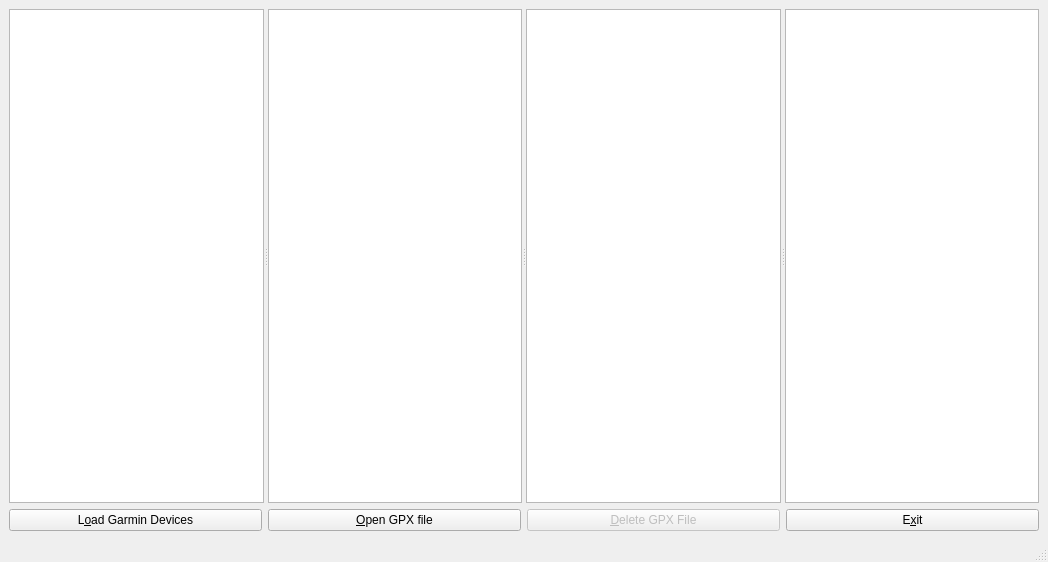
Qt form UI/Widgets/mainwindow.ui (d029940/QtAnalyzeGPX) before a commit.
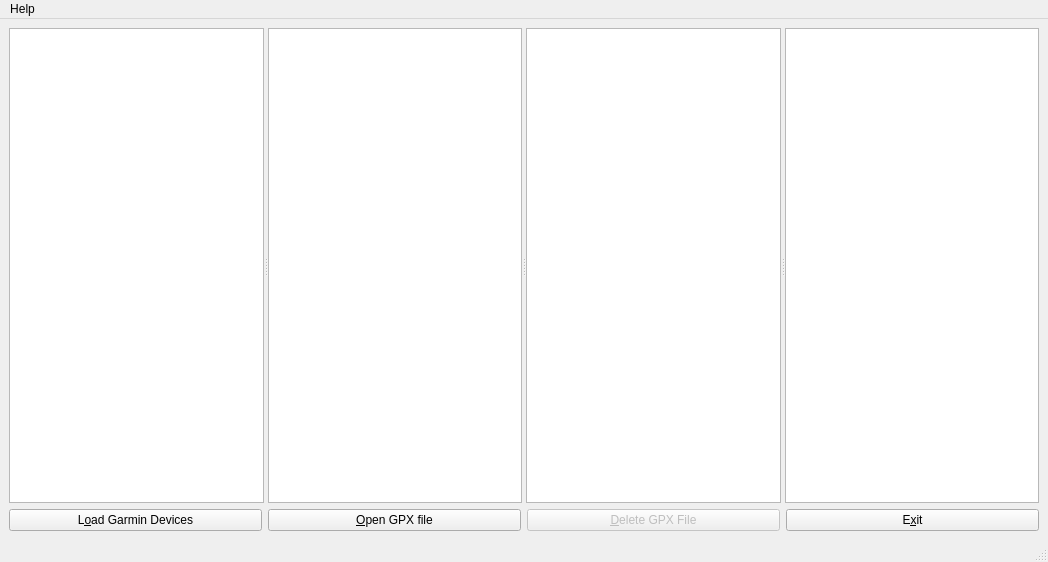
The same form after that commit.

Commit message: About Menu, README updated

Patch:
```diff
--- a/UI/Widgets/mainwindow.ui
+++ b/UI/Widgets/mainwindow.ui
@@ -96,6 +96,13 @@
      <height>24</height>
     </rect>
    </property>
+   <widget class="QMenu" name="menuHelp">
+    <property name="title">
+     <string>Help</string>
+    </property>
+    <addaction name="actionAbout"/>
+   </widget>
+   <addaction name="menuHelp"/>
   </widget>
   <widget class="QStatusBar" name="statusbar"/>
  </widget>
```
Left out of the diff: 5 changed lines with no effect on the pictures. The commit also changes 9 other files.
